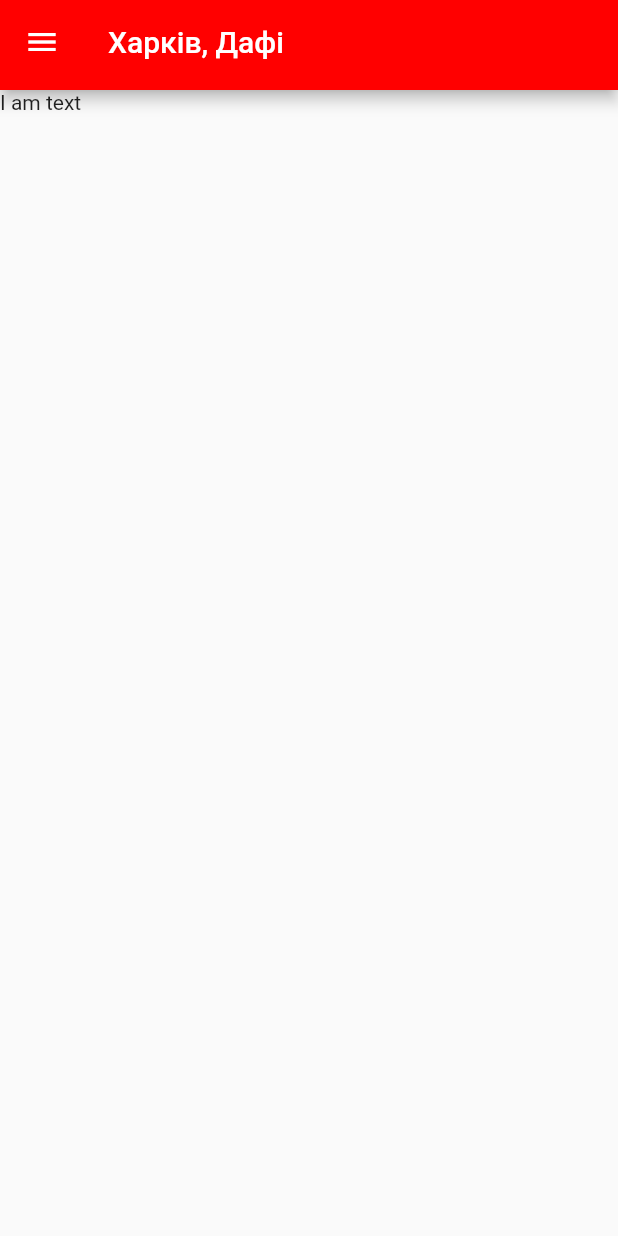
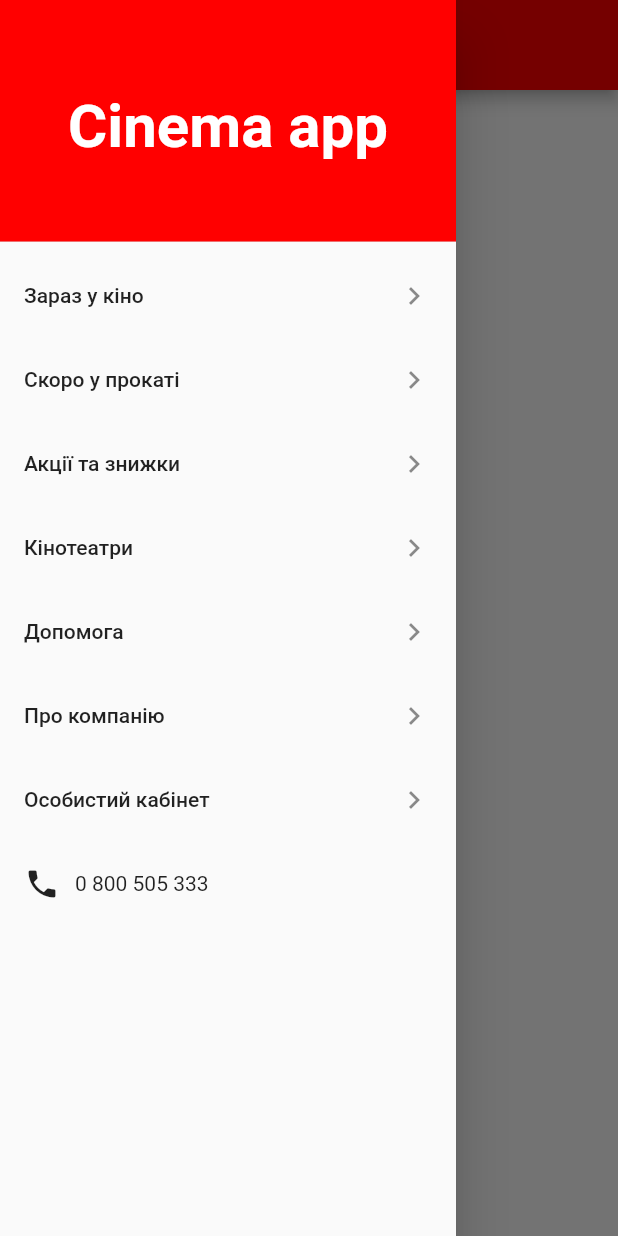
Before and after one commit to artebiakin/cinema_app, a Flutter app: the screen it shows after launch, with the side drawer open (before the commit the screen has no drawer), on a phone screen of 412 x 824 dp. Run offline on Flutter 3.47's test engine with Material 2 defaults, Android fonts, the phone set to English and light mode, and no system bars.

Commit message:
added menu-bar

```diff
--- /dev/null
+++ b/lib/data/MenuLink.dart
@@ -0,0 +1,5 @@
+class MenuLink {
+  final String name;
+
+  MenuLink(this.name);
+}
--- a/lib/screens/HomeScreen.dart
+++ b/lib/screens/HomeScreen.dart
@@ -1,4 +1,5 @@
 import 'package:cinema_app/widgets/MAppBar.dart';
+import 'package:cinema_app/widgets/MMenuBar.dart';
 import 'package:flutter/material.dart';
 
 class HomeScreen extends StatelessWidget {
@@ -7,6 +8,7 @@ class HomeScreen extends StatelessWidget {
     return Scaffold(
       appBar: MAppBar(),
       body: Text('I am text'),
+      drawer: MMenuBar(),
     );
   }
 }
--- /dev/null
+++ b/lib/widgets/MMenuBar.dart
@@ -0,0 +1,75 @@
+import 'package:flutter/material.dart';
+import 'package:cinema_app/data/MenuLink.dart';
+
+class MMenuBar extends StatelessWidget {
+  final data = <MenuLink>[
+    MenuLink('Зараз у кіно'),
+    MenuLink('Скоро у прокаті'),
+    MenuLink('Акції та знижки'),
+    MenuLink('Кінотеатри'),
+    MenuLink('Допомога'),
+    MenuLink('Про компанію'),
+    MenuLink('Особистий кабінет')
+  ];
+
+  @override
+  Widget build(BuildContext context) {
+    return Drawer(
+      child: ListView(
+        padding: EdgeInsets.zero,
+        children: <Widget>[
+          _drawHeader(context),
+          _drawList(data),
+          _phone(),
+        ],
+      ),
+    );
+  }
+}
+
+DrawerHeader _drawHeader(context) {
+  return DrawerHeader(
+    child: Column(
+      mainAxisAlignment: MainAxisAlignment.center,
+      children: <Widget>[
+        Text(
+          'Cinema app',
+          style: TextStyle(
+              color: Colors.white, fontSize: 40, fontWeight: FontWeight.w600),
+        )
+      ],
+    ),
+    decoration: BoxDecoration(color: Theme.of(context).accentColor),
+  );
+}
+
+Wrap _drawList(List<MenuLink> data) {
+  return Wrap(
+    children: <Widget>[
+      for (MenuLink item in data)
+        ListTile(
+          title: Text(item.name),
+          onTap: () => _onClick(item.name),
+          trailing: Icon(Icons.keyboard_arrow_right),
+        )
+    ],
+  );
+}
+
+_phone() {
+  final String _number = '0 800 505 333';
+  final IconData _icon = Icons.phone;
+
+  return Padding(
+    padding: EdgeInsets.symmetric(horizontal: 16.0, vertical: 16.0),
+    child: Wrap(
+      children: <Widget>[Icon(_icon), Text(_number)],
+      spacing: 10.0,
+      crossAxisAlignment: WrapCrossAlignment.center,
+    ),
+  );
+}
+
+void _onClick(name) {
+  print(name);
+}
```
